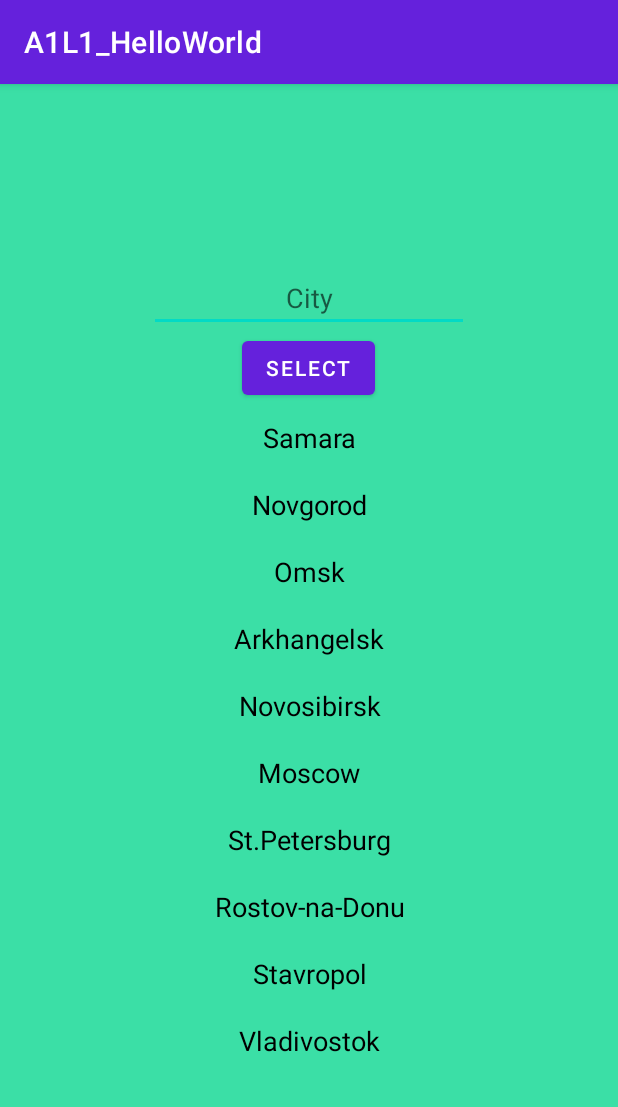
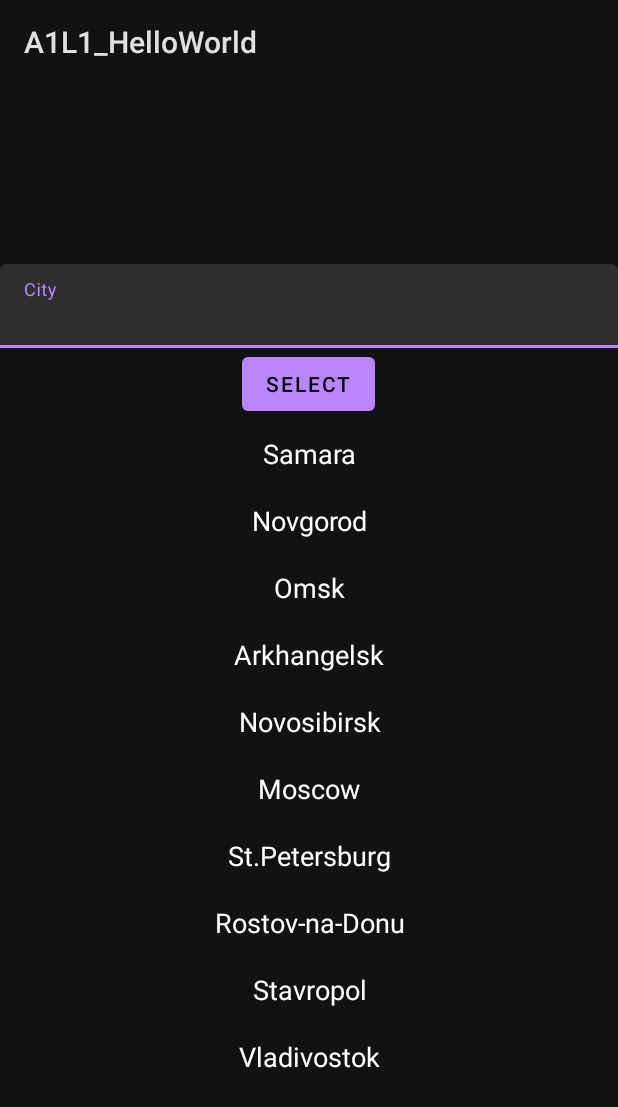
Before and after one commit to Ruslan61/Android_Base_Level, an Android app: the CityActivity screen opened directly, with no data from a screen before it, on a phone screen of 412 x 824 dp. Shown: the top 1107 px of the screen. Run offline under Robolectric (Android 15) with nearby library versions, the phone set to English and light mode, and no system bars.

Commit message:
added dark theme

```diff
--- a/app/src/main/AndroidManifest.xml
+++ b/app/src/main/AndroidManifest.xml
@@ -8,7 +8,7 @@
         android:label="@string/app_name"
         android:roundIcon="@mipmap/ic_launcher_round"
         android:supportsRtl="true"
-        android:theme="@style/AppTheme">
+        android:theme="@style/AppDarkTheme">
         <activity android:name=".ui.activities.MainActivity">
             <intent-filter>
                 <action android:name="android.intent.action.MAIN" />
--- a/app/src/main/java/com/geekbrains/a1l1_helloworld/ui/activities/CityActivity.java
+++ b/app/src/main/java/com/geekbrains/a1l1_helloworld/ui/activities/CityActivity.java
@@ -5,18 +5,21 @@ import android.os.Bundle;
 import android.view.View;
 import android.widget.ArrayAdapter;
 import android.widget.EditText;
+import android.widget.TextView;
+
 import androidx.annotation.Nullable;
 import androidx.appcompat.app.AppCompatActivity;
 import androidx.recyclerview.widget.LinearLayoutManager;
 import androidx.recyclerview.widget.RecyclerView;
 import com.geekbrains.a1l1_helloworld.R;
+import com.google.android.material.textfield.TextInputEditText;
 
 import java.util.Objects;
 
 public class CityActivity extends AppCompatActivity {
     public final static String cityActivityDataKey = "cityActivityDataKey";
-    private EditText inputCity;
     private RecyclerView recyclerView;
+    private TextInputEditText inputCity;
 
     @Override
     protected void onCreate(@Nullable Bundle savedInstanceState) {
@@ -25,6 +28,16 @@ public class CityActivity extends AppCompatActivity {
         initViews();
         setupRecyclerView();
         setOnClickListenerForSelectBtn();
+    }
+
+    private void checkCityField() {
+        inputCity.setOnFocusChangeListener(new View.OnFocusChangeListener() {
+            @Override
+            public void onFocusChange(View v, boolean hasFocus) {
+                if (hasFocus) return;
+                TextView tv = (TextView) v;
+            }
+        });
     }
 
     private void setupRecyclerView() {
@@ -36,6 +49,8 @@ public class CityActivity extends AppCompatActivity {
         recyclerView.setLayoutManager(layoutManager);
         recyclerView.setAdapter(adapter);
     }
+
+
 
     private void setOnClickListenerForSelectBtn() {
         findViewById(R.id.select).setOnClickListener(new View.OnClickListener() {
--- a/app/src/main/res/layout-land/city_layout.xml
+++ b/app/src/main/res/layout-land/city_layout.xml
@@ -3,19 +3,22 @@
     xmlns:android="http://schemas.android.com/apk/res/android"
     android:layout_width="match_parent"
     android:layout_height="match_parent"
-    android:gravity="center"
-    android:background="#3BDFA6"
     android:orientation="vertical">
 
-    <EditText
-        android:id="@+id/inputCity"
-        android:layout_width="wrap_content"
-        android:layout_height="wrap_content"
-        android:ems="10"
-        android:layout_gravity="center"
-        android:gravity="center"
-        android:hint="@string/cityHint"
-        android:inputType="textPersonName" />
+    <com.google.android.material.textfield.TextInputLayout
+        android:layout_width="match_parent"
+        android:layout_height="wrap_content">
+
+        <com.google.android.material.textfield.TextInputEditText
+            android:id="@+id/inputCity"
+            android:layout_width="match_parent"
+            android:layout_height="wrap_content"
+            android:layout_marginTop="20dp"
+            android:ems="10"
+            android:layout_gravity="center"
+            android:hint="@string/cityHint"
+            android:inputType="textPersonName"/>
+    </com.google.android.material.textfield.TextInputLayout>
 
     <Button
         android:id="@+id/select"
--- a/app/src/main/res/layout/city_layout.xml
+++ b/app/src/main/res/layout/city_layout.xml
@@ -3,19 +3,22 @@
     xmlns:android="http://schemas.android.com/apk/res/android"
     android:layout_width="match_parent"
     android:layout_height="match_parent"
-    android:background="#3BDFA6"
     android:orientation="vertical">
 
-    <EditText
+    <com.google.android.material.textfield.TextInputLayout
+        android:layout_width="match_parent"
+        android:layout_height="wrap_content">
+
+        <com.google.android.material.textfield.TextInputEditText
             android:id="@+id/inputCity"
-        android:layout_width="wrap_content"
+            android:layout_width="match_parent"
             android:layout_height="wrap_content"
             android:layout_marginTop="120dp"
             android:ems="10"
             android:layout_gravity="center"
-        android:gravity="center"
             android:hint="@string/cityHint"
-        android:inputType="textPersonName" />
+            android:inputType="textPersonName"/>
+    </com.google.android.material.textfield.TextInputLayout>
 
     <Button
         android:id="@+id/select"
--- a/app/src/main/res/layout/item_rv_layout.xml
+++ b/app/src/main/res/layout/item_rv_layout.xml
@@ -10,7 +10,7 @@
         android:layout_width="match_parent"
         android:layout_height="wrap_content"
         android:textSize="18sp"
-        android:textColor="@android:color/black"
+        android:textColor="@android:color/white"
         android:gravity="center"
         android:paddingStart="16dp"
         android:paddingEnd="16dp"
--- a/app/src/main/res/values/styles.xml
+++ b/app/src/main/res/values/styles.xml
@@ -8,4 +8,6 @@
         <item name="colorAccent">@color/colorAccent</item>
     </style>
 
+    <style name="AppDarkTheme" parent="Theme.MaterialComponents"/>
+
 </resources>
```
Also changed, not shown: app/src/main/res/layout-land/weather_layout.xml (+3 -4 lines), app/src/main/res/layout/weather_layout.xml (+3 -4 lines). Lines whose indentation alone changed are shown as unchanged.
